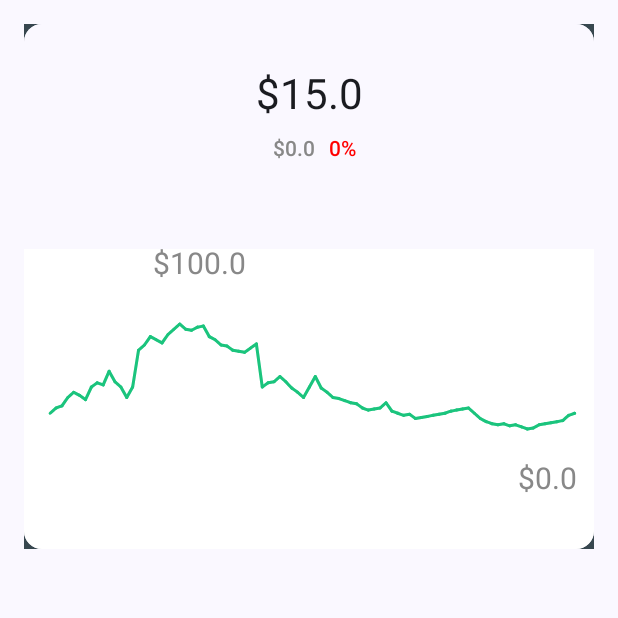
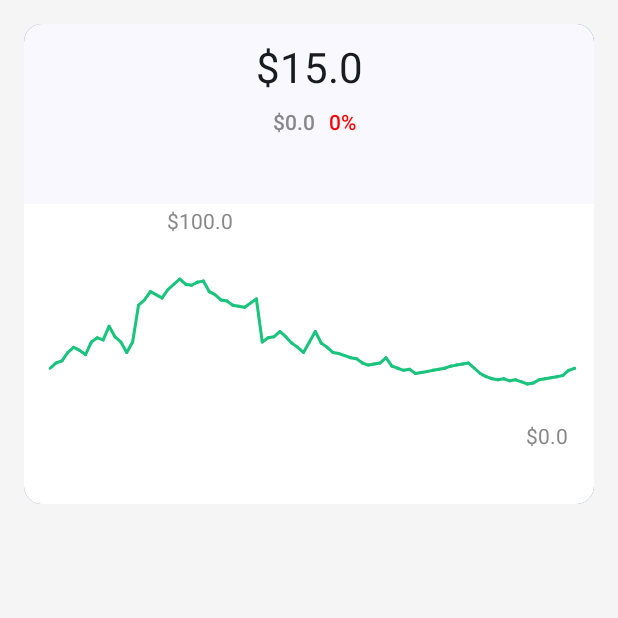
Before and after one commit to hamidfathi1998/Digi-Plot, an Android app built with Jetpack Compose: the screen it shows after launch (MainActivity), on a phone screen of 412 x 824 dp, the top half of it. Run offline under Robolectric (Android 15) with nearby library versions, the phone set to English and light mode, and no system bars.

Commit message:
add sample for single line

```diff
--- a/DigiPlot/src/main/java/ir/hfathi/digiplot/line/LineGraph.kt
+++ b/DigiPlot/src/main/java/ir/hfathi/digiplot/line/LineGraph.kt
@@ -36,7 +36,8 @@ import kotlin.math.ceil
 
 @Composable
 fun LineGraph(
-    plot: LinePlot, modifier: Modifier = Modifier,
+    plot: LinePlot,
+    modifier: Modifier = Modifier,
     onSelectionStart: () -> Unit = {},
     onSelectionEnd: () -> Unit = {},
     onSelection: ((Float, List<DataPoint>) -> Unit)? = null
@@ -235,7 +236,7 @@ fun LineGraph(
                                         val displayCurrentXValue = "$${dataModel.y}"
                                         maxMinLabelModel.draw.invoke(
                                             this,
-                                            "$${dataModel.y}",
+                                            displayCurrentXValue,
                                             getMinimumXTextOffset(
                                                 sizeWidth = size.width,
                                                 textWidth = maxMinLabelModel.paint.measureText(
--- a/app/src/main/java/ir/hfathi/digiplotsample/MainActivity.kt
+++ b/app/src/main/java/ir/hfathi/digiplotsample/MainActivity.kt
@@ -8,49 +8,39 @@ import androidx.compose.foundation.layout.Column
 import androidx.compose.foundation.layout.fillMaxSize
 import androidx.compose.foundation.layout.padding
 import androidx.compose.material3.Card
+import androidx.compose.material3.CardDefaults
 import androidx.compose.material3.MaterialTheme
 import androidx.compose.material3.Surface
-import androidx.compose.material3.Text
-import androidx.compose.runtime.Composable
 import androidx.compose.ui.Modifier
-import androidx.compose.ui.tooling.preview.Preview
 import androidx.compose.ui.unit.dp
-import ir.hfathi.digiplot.line.DataPoint
-import ir.hfathi.digiplotsample.DataPoints.dataPoints2
+import ir.hfathi.digiplotsample.data.DataPoints.dataPoints2
+import ir.hfathi.digiplotsample.sample.LineGraphSample1
 import ir.hfathi.digiplotsample.ui.theme.DigiPlotSampleTheme
-import ir.hfathi.digiplotsample.ui.theme.md_blue_gray
+import ir.hfathi.digiplotsample.ui.theme.md_light_gray
 
 class MainActivity : ComponentActivity() {
     override fun onCreate(savedInstanceState: Bundle?) {
         super.onCreate(savedInstanceState)
         setContent {
             DigiPlotSampleTheme {
-                // A surface container using the 'background' color from the theme
                 Surface(
                     modifier = Modifier.fillMaxSize(),
                     color = MaterialTheme.colorScheme.background
                 ) {
-                    Column {
-                        LineGraphSample1(listOf(dataPoints2))
+                    Column(modifier = Modifier.background(md_light_gray)) {
+                        Card(
+                            modifier = Modifier
+                                .padding(16.dp),
+                            shape = MaterialTheme.shapes.medium,
+                            colors = CardDefaults.cardColors(
+                                containerColor = MaterialTheme.colorScheme.primaryContainer
+                            )
+                        ) {
+                            LineGraphSample1(lines = listOf(dataPoints2))
+                        }
                     }
                 }
             }
         }
     }
 }
-
-
-@Composable
-private fun LineGraphSample1(lines: List<List<DataPoint>>){
-    Card(
-        modifier = Modifier.padding(16.dp).background(md_blue_gray),
-        shape = MaterialTheme.shapes.medium,
-    ) {
-        LineGraphSample(lines)
-    }
-}
-@Composable
-@Preview
-fun LineGraphSample1Preview(){
-    LineGraphSample1(listOf(dataPoints2))
-}
--- a/app/src/main/java/ir/hfathi/digiplotsample/DataPoints.kt
+++ b/app/src/main/java/ir/hfathi/digiplotsample/data/DataPoints.kt
@@ -1,4 +1,4 @@
-package ir.hfathi.digiplotsample
+package ir.hfathi.digiplotsample.data
 
 import ir.hfathi.digiplot.line.DataPoint
 
@@ -13,21 +13,21 @@ object DataPoints {
         DataPoint(6f, 75f),
         DataPoint(7f, 100f),
         DataPoint(8f, 80f),
-//        DataPoint(9f, 75f),
-//        DataPoint(10f, 55f),
-//        DataPoint(11f, 45f),
-//        DataPoint(12f, 50f),
-//        DataPoint(13f, 80f),
-//        DataPoint(14f, 70f),
-//        DataPoint(15f, 125f),
-//        DataPoint(16f, 200f),
-//        DataPoint(17f, 170f),
-//        DataPoint(18f, 135f),
-//        DataPoint(19f, 60f),
-//        DataPoint(20f, 20f),
-//        DataPoint(21f, 40f),
-//        DataPoint(22f, 75f),
-//        DataPoint(23f, 50f),
+        DataPoint(9f, 75f),
+        DataPoint(10f, 55f),
+        DataPoint(11f, 45f),
+        DataPoint(12f, 50f),
+        DataPoint(13f, 80f),
+        DataPoint(14f, 70f),
+        DataPoint(15f, 125f),
+        DataPoint(16f, 200f),
+        DataPoint(17f, 170f),
+        DataPoint(18f, 135f),
+        DataPoint(19f, 60f),
+        DataPoint(20f, 20f),
+        DataPoint(21f, 40f),
+        DataPoint(22f, 75f),
+        DataPoint(23f, 50f),
     )
 
     val dataPoints2 = listOf(
--- a/app/src/main/java/ir/hfathi/digiplotsample/LineGraphSample.kt
+++ b/app/src/main/java/ir/hfathi/digiplotsample/sample/LineGraphSample1.kt
@@ -1,6 +1,7 @@
-package ir.hfathi.digiplotsample
+package ir.hfathi.digiplotsample.sample
 
 import android.graphics.Paint
+import androidx.compose.foundation.background
 import androidx.compose.foundation.layout.*
 import androidx.compose.material3.MaterialTheme
 import androidx.compose.material3.Surface
@@ -13,9 +14,12 @@ import androidx.compose.ui.Modifier
 import androidx.compose.ui.draw.alpha
 import androidx.compose.ui.graphics.*
 import androidx.compose.ui.layout.onGloballyPositioned
+import androidx.compose.ui.platform.LocalDensity
 import androidx.compose.ui.text.style.TextAlign
 import androidx.compose.ui.tooling.preview.Preview
+import androidx.compose.ui.unit.Density
 import androidx.compose.ui.unit.dp
+import androidx.compose.ui.unit.sp
 import androidx.core.graphics.alpha
 import androidx.core.graphics.blue
 import androidx.core.graphics.green
@@ -23,17 +27,20 @@ import androidx.core.graphics.red
 import ir.hfathi.digiplot.line.DataPoint
 import ir.hfathi.digiplot.line.LineGraph
 import ir.hfathi.digiplot.line.LinePlot
+import ir.hfathi.digiplotsample.data.DataPoints
 import ir.hfathi.digiplotsample.ui.theme.DigiPlotSampleTheme
+import ir.hfathi.digiplotsample.ui.theme.md_blue_gray
 import ir.hfathi.digiplotsample.ui.theme.md_green
 import java.text.DecimalFormat
 
 
 @Composable
-internal fun LineGraphSample(lines: List<List<DataPoint>>) {
+internal fun LineGraphSample1(modifier: Modifier = Modifier, lines: List<List<DataPoint>>) {
     val totalWidth = remember { mutableStateOf(0) }
-    Column(Modifier.onGloballyPositioned {
+    val density = LocalDensity.current
+    Column(modifier = modifier.onGloballyPositioned {
         totalWidth.value = it.size.width
-    }) {
+    }.background(color = Color.Transparent)) {
         val xOffset = remember { mutableStateOf(0f) }
         val cardWidth = remember { mutableStateOf(0) }
         val visibility = remember { mutableStateOf(false) }
@@ -41,7 +48,7 @@ internal fun LineGraphSample(lines: List<List<DataPoint>>) {
 
         Box(
             modifier = Modifier
-                .height(150.dp)
+                .height(120.dp)
                 .fillMaxWidth(),
             contentAlignment = Alignment.Center
         ) {
@@ -94,59 +101,39 @@ internal fun LineGraphSample(lines: List<List<DataPoint>>) {
                             color = Color.Red
                         )
                     }
-                    Surface(
+                    Box(
                         modifier = Modifier
-                            .width(50.dp)
-                            .onGloballyPositioned {
-                                cardWidth.value = it.size.width
-                            }
-                            .graphicsLayer(translationX = xOffset.value)
-                            .alpha(if (visibility.value) 1f else 0f),
+                            .height(32.dp)
+                            .fillMaxWidth()
                     ) {
                         Text(
                             textAlign = TextAlign.Center,
                             text = "${time.toInt()}:00",
                             style = MaterialTheme.typography.labelLarge,
                             color = Color.Gray,
-                            modifier = Modifier.padding(all = 4.dp)
+                            modifier = Modifier
+                                .padding(all = 4.dp)
+                                .onGloballyPositioned {
+                                    cardWidth.value = it.size.width
+                                }
+                                .graphicsLayer(translationX = xOffset.value)
+                                .alpha(if (visibility.value) 1f else 0f),
                         )
-
                     }
                 }
             }
         }
 
         LineGraph(
+            modifier = Modifier
+                .fillMaxWidth()
+                .height(200.dp),
             plot = LinePlot(
                 horizontalExtraSpace = 20.dp,
                 paddingTop = 50.dp,
                 paddingBottom = 120.dp,
                 isZoomAllowed = false,
-                lines = listOf(
-                    LinePlot.Line(
-                        lineShadowAlpha = 0.2f,
-                        dataPoints = lines[0],
-                        connection = LinePlot.Connection(
-                            color = md_green,
-                            strokeWidth = 2.dp,
-                        ),
-                        intersection = null,
-                        maxMinLabel = LinePlot.MaxMinLabel(
-                            paint = Paint().apply {
-                                color = Color.Gray.toInt()
-                                textAlign = Paint.Align.LEFT
-                                textSize = 30f
-                            },
-                            maxLabelXY = Pair(10f, 50f),
-                            minLabelXY = Pair(10f, 60f)
-                        ),
-                        highlight = LinePlot.Highlight(
-                            color = md_green,
-                            borderColor = Color.White,
-                            borderEnable = true
-                        ),
-                    ),
-                ),
+                lines = getLinesDetails(lines = lines, density = density),
                 selection = LinePlot.Selection(
                     enabled = true,
                     highlight = LinePlot.Connection(
@@ -159,9 +146,7 @@ internal fun LineGraphSample(lines: List<List<DataPoint>>) {
                 ),
 
                 ),
-            modifier = Modifier
-                .fillMaxWidth()
-                .height(200.dp),
+
             onSelectionStart = { visibility.value = true },
             onSelectionEnd = { visibility.value = false },
 
@@ -173,19 +158,52 @@ internal fun LineGraphSample(lines: List<List<DataPoint>>) {
                 xCenter - cWidth / 2f < 0f -> 0f
                 else -> xCenter - cWidth / 2f
             }
-            xOffset.value = xCenter
+            xOffset.value = xCenter - (xCenter * 0.1f)
             points.value = pts
         }
     }
 }
 
+private fun getLinesDetails(lines: List<List<DataPoint>>, density: Density): List<LinePlot.Line> {
+    val result = mutableListOf<LinePlot.Line>()
+    lines.forEach { line ->
+        result.add(
+            LinePlot.Line(
+                lineShadowAlpha = 0.2f,
+                dataPoints = line,
+                connection = LinePlot.Connection(
+                    color = if (line.first().y != 5f) md_green else md_blue_gray,
+                    strokeWidth = 2.dp,
+                ),
+                intersection = null,
+                maxMinLabel = LinePlot.MaxMinLabel(
+                    paint = Paint().apply {
+                        color = Color.Gray.toInt()
+                        textAlign = Paint.Align.LEFT
+                        textSize = density.run { 14.sp.toPx() }
+                    },
+                    maxLabelXY = Pair(10f, 50f),
+                    minLabelXY = Pair(10f, 60f)
+                ),
+                highlight = LinePlot.Highlight(
+                    color = md_green,
+                    borderColor = Color.White,
+                    borderEnable = true
+                ),
+            )
+        )
+    }
+    return result
+}
+
 @Preview(showBackground = true)
 @Composable
-fun LineGraph2Preview() {
+fun LineGraphPreview() {
     DigiPlotSampleTheme {
-        LineGraphSample(listOf(DataPoints.dataPoints1, DataPoints.dataPoints2))
+        LineGraphSample1(lines = listOf(DataPoints.dataPoints1, DataPoints.dataPoints2))
     }
 }
+
 
 fun Color.toInt(): Int {
     return android.graphics.Color.argb(
--- a/app/src/main/java/ir/hfathi/digiplotsample/ui/theme/Color.kt
+++ b/app/src/main/java/ir/hfathi/digiplotsample/ui/theme/Color.kt
@@ -8,6 +8,7 @@ val Pink80 = Color(0xFFEFB8C8)
 
 val md_green = Color(0xFF1BC47D)
 val md_blue_gray = Color(0xFF37474F)
+val md_light_gray = Color(0xFFF5F5F5)
 
 val Purple40 = Color(0xFF6650a4)
 val PurpleGrey40 = Color(0xFF625b71)
```
